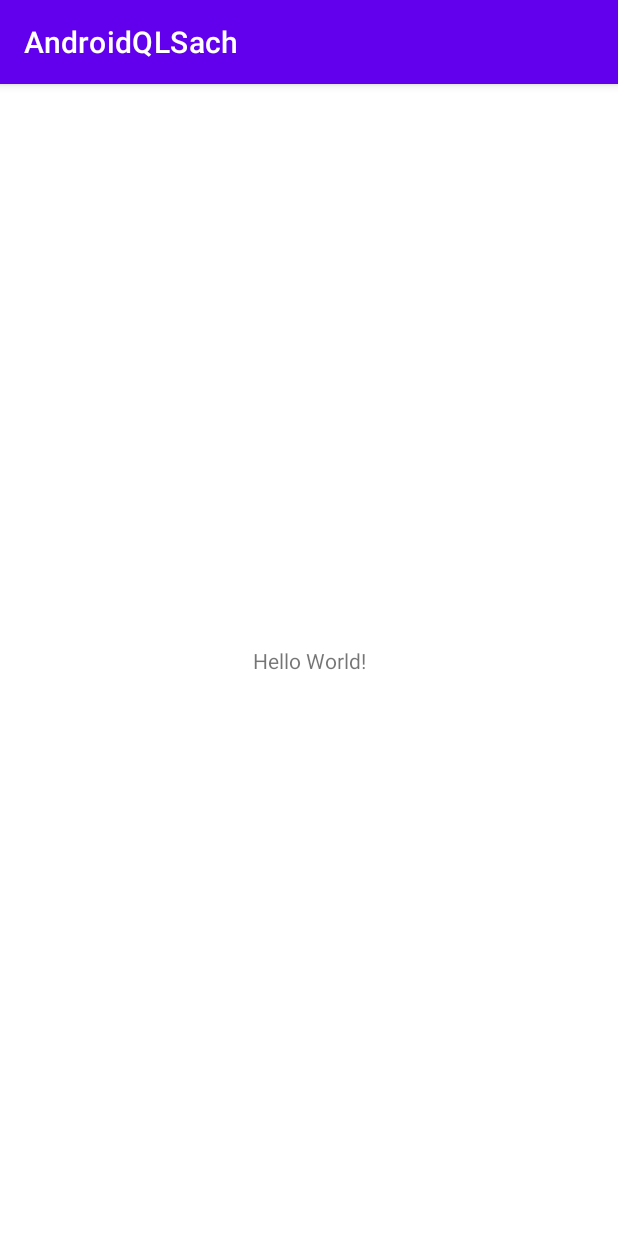
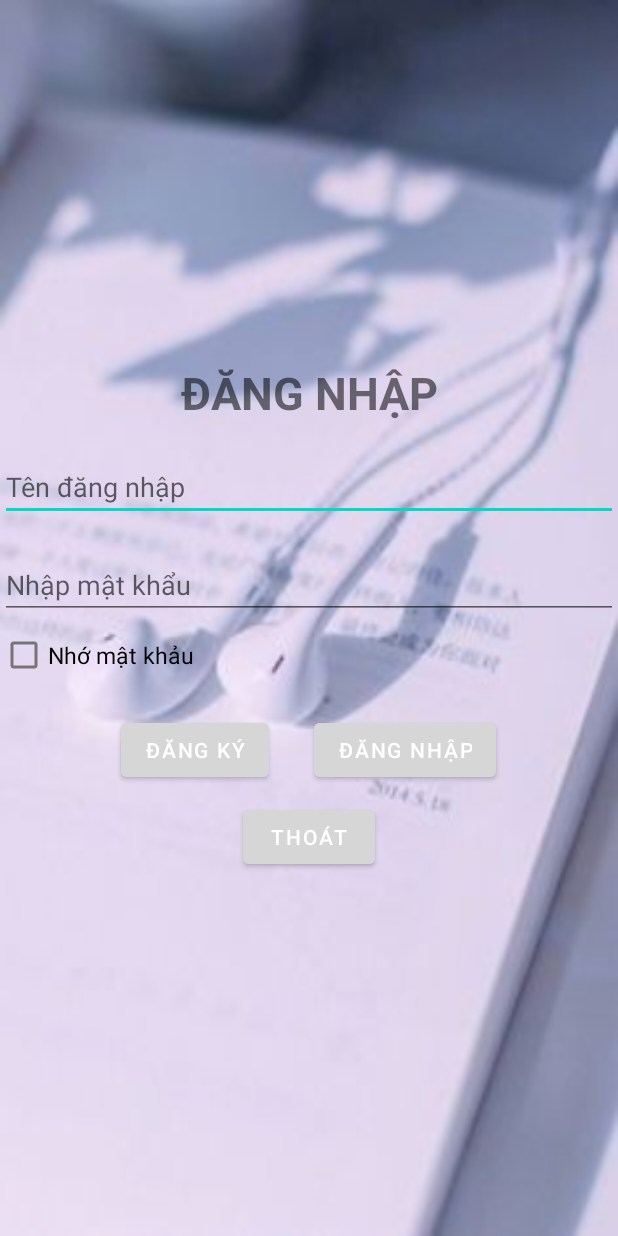
Before and after one commit to dzodd/AndroidQuanLySach, an Android app: the screen it shows after launch (MainActivity), on a phone screen of 412 x 824 dp. Run offline under Robolectric (Android 15) with nearby library versions, the phone set to English and light mode, and no system bars.

Commit message:
them chuc nang login

```diff
--- a/app/src/main/java/vn/edu/stu/androidqlsach/MainActivity.java
+++ b/app/src/main/java/vn/edu/stu/androidqlsach/MainActivity.java
@@ -1,14 +1,117 @@
 package vn.edu.stu.androidqlsach;
 
+import androidx.appcompat.app.ActionBar;
 import androidx.appcompat.app.AppCompatActivity;
 
+import android.content.Intent;
+import android.content.SharedPreferences;
 import android.os.Bundle;
+import android.view.View;
+import android.widget.Button;
+import android.widget.CheckBox;
+import android.widget.EditText;
+import android.widget.Toast;
 
 public class MainActivity extends AppCompatActivity {
-
+    EditText txtUsername, txtPassword;
+    CheckBox chkRememberMe;
+    Button btndangky,btnexit,btndangnhap;
+    final String COOKIE="COOKIE_DATA";
     @Override
     protected void onCreate(Bundle savedInstanceState) {
         super.onCreate(savedInstanceState);
         setContentView(R.layout.activity_main);
+        ActionBar actionBar = getSupportActionBar();
+        actionBar.hide();
+        addControls();
+        addEvents();
     }
+
+    private void addControls() {
+        txtUsername = findViewById(R.id.txtUsername);
+        txtPassword = findViewById(R.id.txtPassword);
+        chkRememberMe = findViewById(R.id.chkRememberMe);
+        btndangnhap = findViewById(R.id.btndangnhap);
+        btnexit=findViewById(R.id.btnexit);
+    }
+    private void addEvents() {
+        btndangnhap.setOnClickListener(new View.OnClickListener() {
+            @Override
+            public void onClick(View v) {
+                xuLyLogin();
+            }
+        });
+        btnexit.setOnClickListener(new View.OnClickListener() {
+            @Override
+            public void onClick(View v) {
+                finish();
+            }
+        });
+    }
+
+
+    private void xuLyLogin() {
+        String username = txtUsername.getText().toString();
+        String password = txtPassword.getText().toString();
+        if (kiemTraDangNhap(username, password)){
+            Toast.makeText(
+                    MainActivity.this,
+                    "Login succeeded",
+                    Toast.LENGTH_SHORT
+
+            ).show();
+            //Intent intent=new Intent(MainActivity.this,ActivitySach.class);
+           // startActivity(intent);
+            //finish();
+            if (chkRememberMe.isChecked()){
+                SharedPreferences preferences = getSharedPreferences(
+                        COOKIE,
+                        MODE_PRIVATE
+                );
+                SharedPreferences.Editor editor = preferences.edit();
+                editor.putString("username", username);
+                editor.putString("password", password);
+                editor.apply();
+            }
+
+
+        }else{
+            Toast.makeText(
+                    MainActivity.this,
+                    "Login failed",
+                    Toast.LENGTH_SHORT
+            ).show();
+            SharedPreferences preferences = getSharedPreferences(
+                    COOKIE,
+                    MODE_PRIVATE
+            );
+            SharedPreferences.Editor editor = preferences.edit();
+            editor.remove("username");
+            editor.remove("password");
+            editor.apply();
+        }
+    }
+
+    private boolean kiemTraDangNhap(String username, String password) {
+        if (username.equalsIgnoreCase("admin")){
+            if (password.equals("12345")){
+                return true;
+            }
+        }
+        return false;
+    }
+
+    @Override
+    protected void onResume() {
+        super.onResume();
+        SharedPreferences preferences = getSharedPreferences(
+                COOKIE,
+                MODE_PRIVATE
+        );
+        String username = preferences.getString("username", "");
+        String password = preferences.getString("password", "");
+        txtUsername.setText(username);
+        txtPassword.setText(password);
+    }
+
 }
--- a/app/src/main/res/layout/activity_main.xml
+++ b/app/src/main/res/layout/activity_main.xml
@@ -1,18 +1,78 @@
 <?xml version="1.0" encoding="utf-8"?>
-<androidx.constraintlayout.widget.ConstraintLayout xmlns:android="http://schemas.android.com/apk/res/android"
+<LinearLayout xmlns:android="http://schemas.android.com/apk/res/android"
     xmlns:app="http://schemas.android.com/apk/res-auto"
     xmlns:tools="http://schemas.android.com/tools"
     android:layout_width="match_parent"
     android:layout_height="match_parent"
+    android:orientation="vertical"
+    android:gravity="center"
+    android:background="@drawable/dangnhap"
     tools:context=".MainActivity">
 
+
     <TextView
+        android:layout_width="match_parent"
+        android:layout_height="wrap_content"
+        android:textSize="30dp"
+        android:textStyle="bold"
+        android:gravity="center"
+        android:text="ĐĂNG NHẬP"
+        />
+
+    <EditText
+        android:id="@+id/txtUsername"
+        android:layout_width="match_parent"
+        android:layout_height="wrap_content"
+        android:hint="Tên đăng nhập"
+        android:layout_marginTop="20dp"
+        />
+    <EditText
+        android:id="@+id/txtPassword"
+        android:layout_width="match_parent"
+        android:layout_height="wrap_content"
+        android:hint="Nhập mật khẩu"
+        android:inputType="textPassword"
+        android:layout_marginTop="20dp"/>
+    <CheckBox
+        android:id="@+id/chkRememberMe"
+        android:layout_width="match_parent"
+        android:layout_height="wrap_content"
+        android:text="Nhớ mật khảu"
+        android:textSize="7pt" />
+
+    <LinearLayout
+        android:layout_width="match_parent"
+        android:layout_marginTop="15dp"
+        android:layout_height="wrap_content"
+        android:orientation="horizontal"
+        android:gravity="center"
+        >
+        <Button
+            android:layout_width="wrap_content"
+            android:layout_height="wrap_content"
+            style="@style/TextAppearance.AppCompat.Widget.Button.Colored"
+            android:backgroundTint="@color/register"
+            android:id="@+id/btndangky"
+            android:text="Đăng Ký"
+            android:layout_marginRight="30dp"
+            />
+        <Button
+            android:layout_width="wrap_content"
+            android:layout_height="wrap_content"
+            android:id="@+id/btndangnhap"
+            style="@style/TextAppearance.AppCompat.Widget.Button.Colored"
+            android:backgroundTint="@color/login"
+            android:text="Đăng nhập"
+            />
+
+    </LinearLayout>
+
+    <Button
+        android:id="@+id/btnexit"
+        style="@style/TextAppearance.AppCompat.Widget.Button.Colored"
         android:layout_width="wrap_content"
         android:layout_height="wrap_content"
-        android:text="Hello World!"
-        app:layout_constraintBottom_toBottomOf="parent"
-        app:layout_constraintLeft_toLeftOf="parent"
-        app:layout_constraintRight_toRightOf="parent"
-        app:layout_constraintTop_toTopOf="parent" />
-
-</androidx.constraintlayout.widget.ConstraintLayout>
+        android:layout_marginTop="10dp"
+        android:backgroundTint="@color/exit"
+        android:text="Thoát" />
+</LinearLayout>
```
Also changed, not shown: app/src/main/res/drawable/dangnhap.jpg (added).
